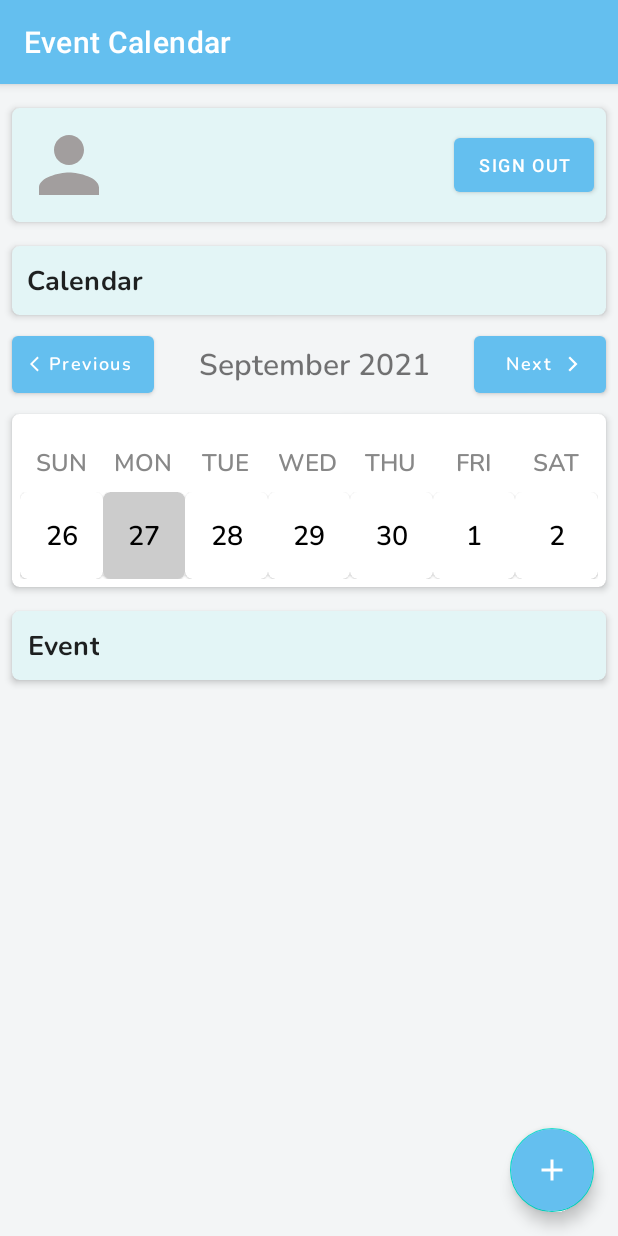
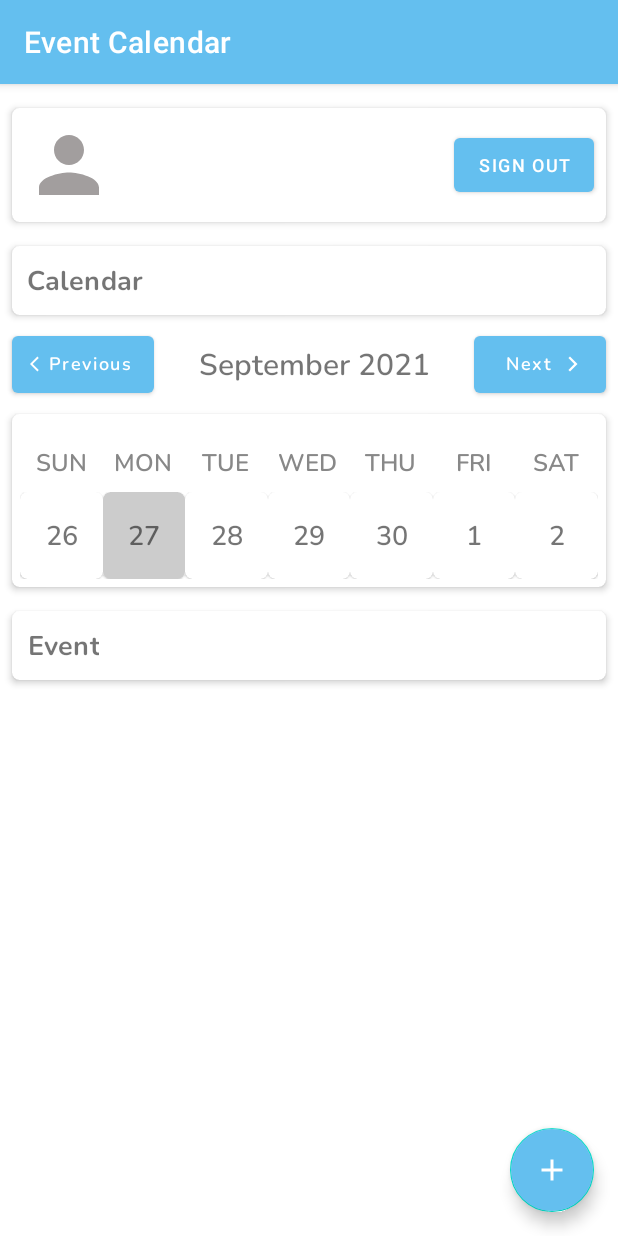
Before and after one commit to esh4rak/Event-Calendar, an Android app: the screen it shows after launch once a user with an empty profile is signed in (EventActivity), on a phone screen of 412 x 824 dp. Run offline under Robolectric (Android 15) with nearby library versions, the phone set to English and light mode, and no system bars; our stand-ins replace CircleImageView, Firebase (no records; nobody signed in at launch, a user with empty details on screens opened directly); libraries missing offline, so code that uses them is left out: com.github.ybq.android; 3 statements that could not run were skipped.

Commit message:
dark mode bug fixed

```diff
--- a/Event Calendar/app/src/main/java/com/example/eventcalendar/views/EventActivity.java
+++ b/Event Calendar/app/src/main/java/com/example/eventcalendar/views/EventActivity.java
@@ -273,6 +273,7 @@ public class EventActivity extends AppCompatActivity implements EventBottomSheet
                     Location
             ));
             Toast.makeText(getApplicationContext(), "Event Updated", Toast.LENGTH_SHORT).show();
+            getEvents(CalendarUtils.formattedDate(CalendarUtils.selectedDate));
 
         }
 
--- a/Event Calendar/app/src/main/java/com/example/eventcalendar/views/SignInActivity.java
+++ b/Event Calendar/app/src/main/java/com/example/eventcalendar/views/SignInActivity.java
@@ -104,7 +104,7 @@ public class SignInActivity extends AppCompatActivity {
     private void signInWithGoogle(AuthCredential authCredential) {
         signInViewModel.signInWithGoogle(authCredential);
         signInViewModel.authenticateUserLiveData.observe(this, s -> {
-            Toast.makeText(SignInActivity.this, "" + s, Toast.LENGTH_SHORT).show();
+            //Toast.makeText(SignInActivity.this, "" + s, Toast.LENGTH_SHORT).show();
             Intent intent = new Intent(SignInActivity.this, EventActivity.class);
             startActivity(intent);
             finish();
--- a/Event Calendar/app/src/main/res/layout/activity_event.xml
+++ b/Event Calendar/app/src/main/res/layout/activity_event.xml
@@ -4,7 +4,6 @@
     xmlns:tools="http://schemas.android.com/tools"
     android:layout_width="match_parent"
     android:layout_height="match_parent"
-    android:background="@color/light_white"
     tools:context=".views.EventActivity">
 
 
@@ -16,7 +15,6 @@
         android:layout_marginTop="16dp"
         android:layout_marginEnd="8dp"
         android:padding="10dp"
-        app:cardBackgroundColor="#E3F5F6"
         app:cardCornerRadius="5dp"
         app:cardElevation="3dp"
         app:layout_constraintEnd_toEndOf="parent"
@@ -100,7 +98,6 @@
         android:layout_marginTop="16dp"
         android:layout_marginEnd="8dp"
         android:padding="10dp"
-        app:cardBackgroundColor="#E3F5F6"
         app:cardCornerRadius="5dp"
         app:cardElevation="3dp"
         app:layout_constraintEnd_toEndOf="parent"
@@ -119,7 +116,6 @@
             android:lineSpacingExtra="4sp"
             android:text="@string/calendar"
             android:textAlignment="center"
-            android:textColor="#de000000"
             android:textSize="18sp" />
 
     </com.google.android.material.card.MaterialCardView>
@@ -203,7 +199,6 @@
         android:layout_height="wrap_content"
         android:layout_marginStart="8dp"
         android:layout_marginEnd="8dp"
-        app:cardBackgroundColor="@color/white"
         app:cardCornerRadius="5dp"
         app:cardElevation="3dp"
         app:layout_constraintEnd_toEndOf="parent"
@@ -336,7 +331,6 @@
         android:layout_marginTop="16dp"
         android:layout_marginEnd="8dp"
         android:padding="10dp"
-        app:cardBackgroundColor="#E3F5F6"
         app:cardCornerRadius="5dp"
         app:cardElevation="3dp"
         app:layout_constraintEnd_toEndOf="parent"
@@ -355,7 +349,6 @@
             android:lineSpacingExtra="4sp"
             android:text="@string/event"
             android:textAlignment="center"
-            android:textColor="#de000000"
             android:textSize="18sp" />
 
     </com.google.android.material.card.MaterialCardView>
--- a/Event Calendar/app/src/main/res/layout/bottom_sheet_event.xml
+++ b/Event Calendar/app/src/main/res/layout/bottom_sheet_event.xml
@@ -5,7 +5,6 @@
     android:id="@+id/bottomSheetEvent"
     android:layout_width="match_parent"
     android:layout_height="match_parent"
-    android:background="@color/white"
     android:padding="10dp"
     android:theme="@style/Theme.EventCalendar">
 
@@ -19,7 +18,6 @@
         android:lineSpacingExtra="4sp"
         android:text="@string/event"
         android:textAlignment="center"
-        android:textColor="#de000000"
         android:textSize="20sp"
         app:layout_constraintBottom_toBottomOf="@+id/closeButton"
         app:layout_constraintStart_toStartOf="parent"
@@ -50,7 +48,6 @@
         android:lineSpacingExtra="4sp"
         android:text="@string/date"
         android:textAlignment="textStart"
-        android:textColor="#de000000"
         android:textSize="18sp"
         app:layout_constraintStart_toStartOf="parent"
         app:layout_constraintTop_toBottomOf="@+id/labelTitle" />
@@ -66,7 +63,6 @@
         android:lineSpacingExtra="4sp"
         tools:text="@string/feb_2021"
         android:textAlignment="textStart"
-        android:textColor="#de000000"
         android:textSize="18sp"
         app:layout_constraintBottom_toBottomOf="@+id/dateLabel"
         app:layout_constraintStart_toEndOf="@+id/dateLabel"
--- a/Event Calendar/app/src/main/res/layout/item_calendar.xml
+++ b/Event Calendar/app/src/main/res/layout/item_calendar.xml
@@ -7,7 +7,6 @@
     android:layout_height="wrap_content"
     android:layout_margin="0dp"
     android:elevation="3dp"
-    app:cardBackgroundColor="@color/white"
     app:cardCornerRadius="5dp">
 
     <androidx.constraintlayout.widget.ConstraintLayout
@@ -23,7 +22,6 @@
             android:layout_marginTop="16dp"
             android:layout_marginBottom="16dp"
             android:fontFamily="@font/nunito_semibold"
-            android:textColor="@color/black"
             android:textSize="18sp"
             app:layout_constraintBottom_toBottomOf="parent"
             app:layout_constraintLeft_toLeftOf="parent"
--- a/Event Calendar/app/src/main/res/values-night/themes.xml
+++ b/Event Calendar/app/src/main/res/values-night/themes.xml
@@ -2,9 +2,9 @@
     <!-- Base application theme. -->
     <style name="Theme.EventCalendar" parent="Theme.MaterialComponents.DayNight.DarkActionBar">
         <!-- Primary brand color. -->
-        <item name="colorPrimary">@color/purple_200</item>
-        <item name="colorPrimaryVariant">@color/purple_700</item>
-        <item name="colorOnPrimary">@color/black</item>
+        <item name="colorPrimary">@color/primaryColor</item>
+        <item name="colorPrimaryVariant">@color/secondaryColor</item>
+        <item name="colorOnPrimary">@color/white</item>
         <!-- Secondary brand color. -->
         <item name="colorSecondary">@color/teal_200</item>
         <item name="colorSecondaryVariant">@color/teal_200</item>
```
Also changed, not shown: Event Calendar/app/src/main/res/layout/item_event.xml (+0 -8 lines).
